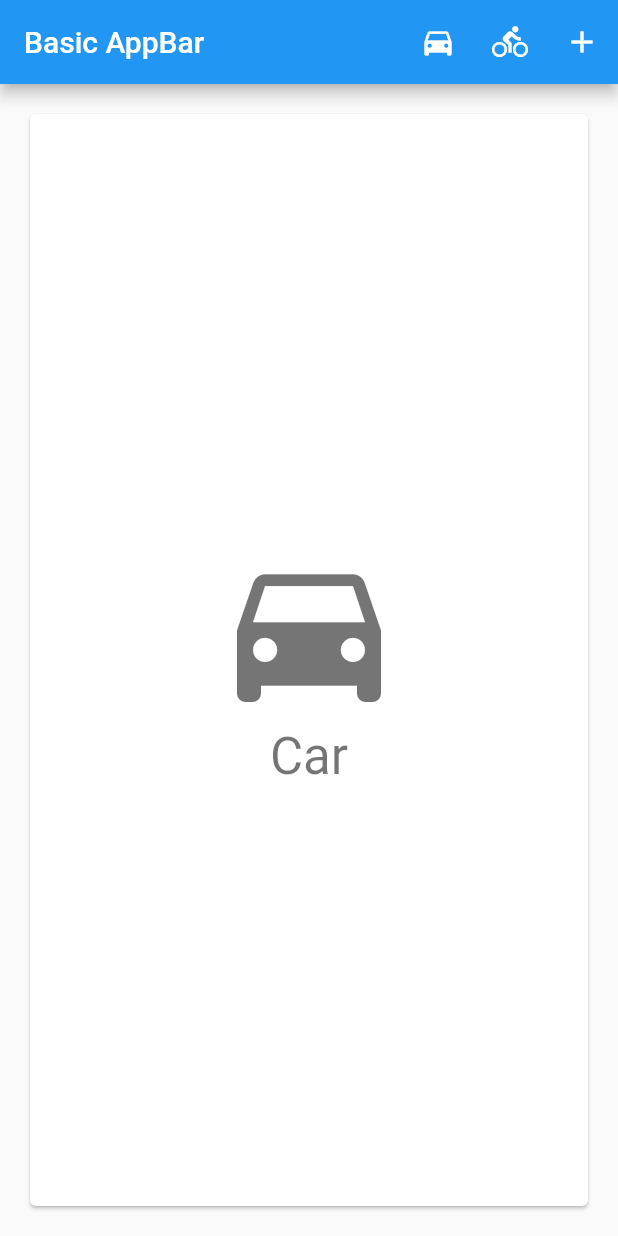
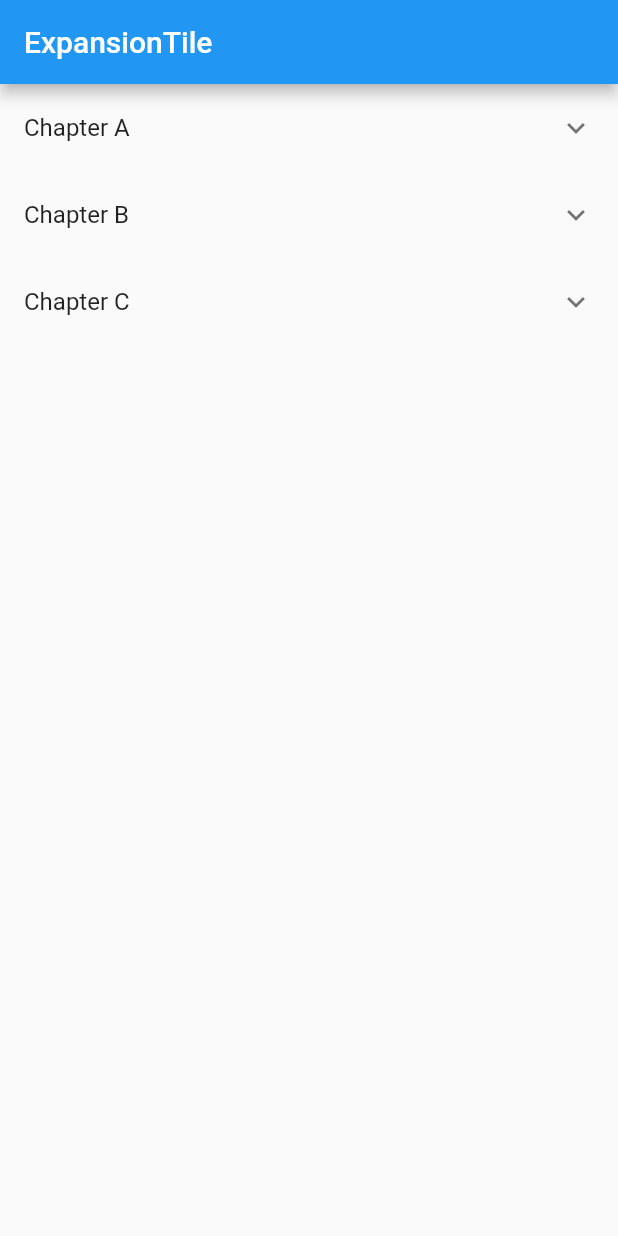
Before and after one commit to liangyuetian/pt-flutter, a Flutter app: the screen it shows after launch, on a phone screen of 412 x 824 dp. Run offline on Flutter 3.47's test engine with Material 2 defaults, Android fonts, the phone set to English and light mode, and no system bars.

Commit message:
多级列表

```diff
--- a/lib/main.dart
+++ b/lib/main.dart
@@ -4,99 +4,90 @@
 
 import 'package:flutter/material.dart';
 
-// This app is a stateful, it tracks the user's current choice.
-class BasicAppBarSample extends StatefulWidget {
-  @override
-  _BasicAppBarSampleState createState() => new _BasicAppBarSampleState();
-}
-
-class _BasicAppBarSampleState extends State<BasicAppBarSample> {
-  Choice _selectedChoice = choices[0]; // The app's "state".
-
-  void _select(Choice choice) {
-    setState(() { // Causes the app to rebuild with the new _selectedChoice.
-      _selectedChoice = choice;
-    });
-  }
-
+class ExpansionTileSample extends StatelessWidget {
   @override
   Widget build(BuildContext context) {
     return new MaterialApp(
-        home: new Scaffold(
+      home: new Scaffold(
         appBar: new AppBar(
-          title: const Text('Basic AppBar'),
-          actions: <Widget>[
-            new IconButton( // action button
-              icon: new Icon(choices[0].icon),
-              onPressed: () { _select(choices[0]); },
-            ),
-            new IconButton( // action button
-              icon: new Icon(choices[1].icon),
-              onPressed: () { _select(choices[1]); },
-            ),
-            new PopupMenuButton<Choice>( // overflow menu
-              onSelected: _select,
-              icon: new Icon(Icons.add), // 默认图标是竖着的三个点，但是可以重新设置
-              itemBuilder: (BuildContext context) {
-                // skip(2) 方法是跳过前2个
-                return choices.skip(2).map((Choice choice) {
-                  return new PopupMenuItem<Choice>(
-                    value: choice,
-                    child: new Text(choice.title),
-                  );
-                }).toList();
-              },
-            ),
-          ],
+          title: const Text('ExpansionTile'),
         ),
-        body: new Padding(
-          padding: const EdgeInsets.all(16.0),
-          child: new ChoiceCard(choice: _selectedChoice),
+        body: new ListView.builder(
+          itemBuilder: (BuildContext context, int index) => new EntryItem(data[index]),
+          itemCount: data.length,
         ),
       ),
     );
   }
 }
 
-class Choice {
-  const Choice({ this.title, this.icon });
+// One entry in the multilevel list displayed by this app.
+class Entry {
+  Entry(this.title, [this.children = const <Entry>[]]);
   final String title;
-  final IconData icon;
+  final List<Entry> children;
 }
 
-const List<Choice> choices = const <Choice>[
-  const Choice(title: 'Car', icon: Icons.directions_car),
-  const Choice(title: 'Bicycle', icon: Icons.directions_bike),
-  const Choice(title: 'Boat', icon: Icons.directions_boat),
-  const Choice(title: 'Bus', icon: Icons.directions_bus),
-  const Choice(title: 'Train', icon: Icons.directions_railway),
-  const Choice(title: 'Walk', icon: Icons.directions_walk),
+// The entire multilevel list displayed by this app.
+final List<Entry> data = <Entry>[
+  new Entry('Chapter A',
+    <Entry>[
+      new Entry('Section A0',
+        <Entry>[
+          new Entry('Item A0.1'),
+          new Entry('Item A0.2'),
+          new Entry('Item A0.3'),
+        ],
+      ),
+      new Entry('Section A1'),
+      new Entry('Section A2'),
+    ],
+  ),
+  new Entry('Chapter B',
+    <Entry>[
+      new Entry('Section B0'),
+      new Entry('Section B1'),
+    ],
+  ),
+  new Entry('Chapter C',
+    <Entry>[
+      new Entry('Section C0'),
+      new Entry('Section C1'),
+      new Entry('Section C2',
+        <Entry>[
+          new Entry('Item C2.0'),
+          new Entry('Item C2.1'),
+          new Entry('Item C2.2'),
+          new Entry('Item C2.3'),
+        ],
+      ),
+    ],
+  ),
 ];
 
-class ChoiceCard extends StatelessWidget {
-  const ChoiceCard({ Key key, this.choice }) : super(key: key);
+// Displays one Entry. If the entry has children then it's displayed
+// with an ExpansionTile.
+class EntryItem extends StatelessWidget {
+  const EntryItem(this.entry);
 
-  final Choice choice;
+  final Entry entry;
+
+  Widget _buildTiles(Entry root) {
+    if (root.children.isEmpty)
+      return new ListTile(title: new Text(root.title));
+    return new ExpansionTile(
+      key: new PageStorageKey<Entry>(root),
+      title: new Text(root.title),
+      children: root.children.map(_buildTiles).toList(),
+    );
+  }
 
   @override
   Widget build(BuildContext context) {
-    final TextStyle textStyle = Theme.of(context).textTheme.display1;
-    return new Card(
-      color: Colors.white,
-      child: new Center(
-        child: new Column(
-          mainAxisSize: MainAxisSize.min,
-          crossAxisAlignment: CrossAxisAlignment.center,
-          children: <Widget>[
-            new Icon(choice.icon, size: 128.0, color: textStyle.color),
-            new Text(choice.title, style: textStyle),
-          ],
-        ),
-      ),
-    );
+    return _buildTiles(entry);
   }
 }
 
 void main() {
-  runApp(new BasicAppBarSample());
+  runApp(new ExpansionTileSample());
 }
```
